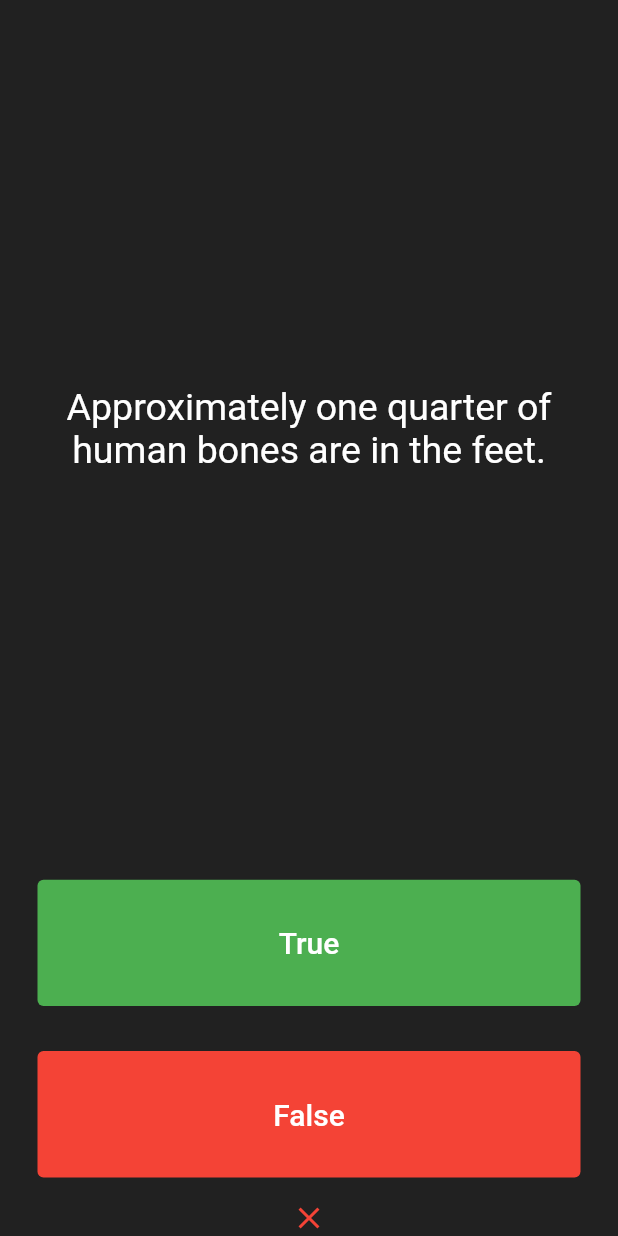
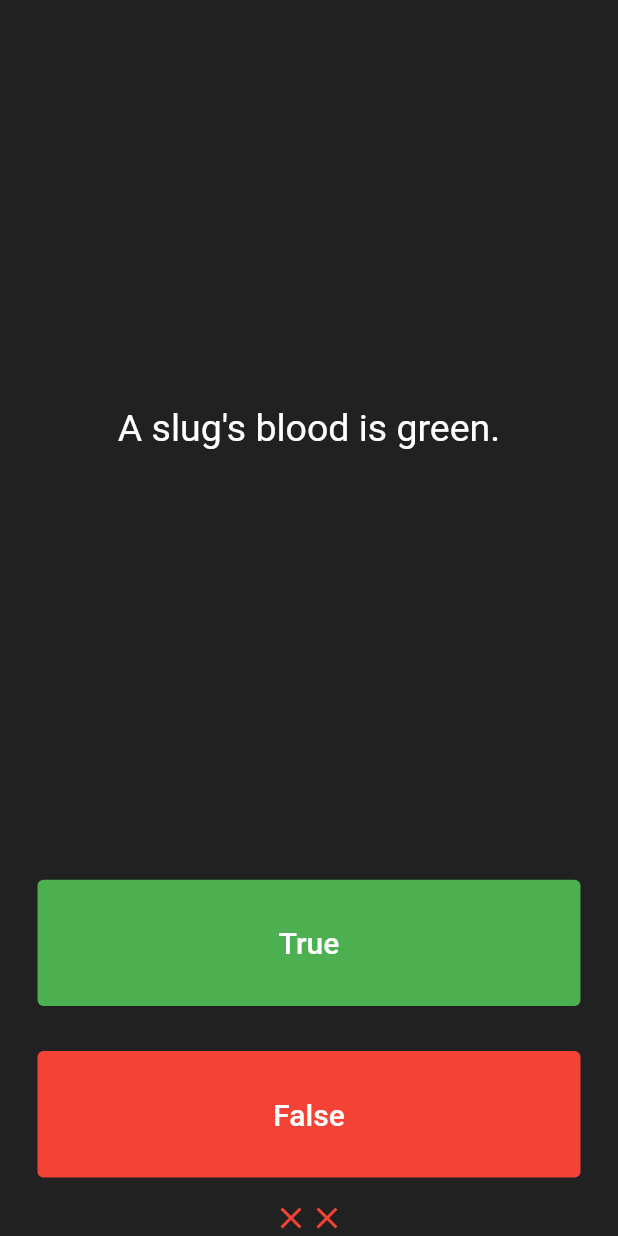
Before and after one commit to TilakParajiya/Quizzier, a Flutter app: the screen it shows after launch, after a tap on "True", after a tap on "False", on a phone screen of 412 x 824 dp. Run offline on Flutter 3.47's test engine with Material 2 defaults, Android fonts, the phone set to English and light mode, and no system bars; our stand-ins replace rflutter_alert.

Commit message:
built the mvc architecture

```diff
--- /dev/null
+++ b/lib/controllers/quizController.dart
@@ -0,0 +1,102 @@
+import 'package:flutter/material.dart';
+
+import '../models/questionModel.dart';
+
+class QuizController {
+  List<Icon> _scoreKeeper = [];
+  int _questionIndex = 0;
+  bool correctAnswer;
+  final List<Question> questions = [
+    Question(
+        correctAnswer: false,
+        questionString: 'You can lead a cow down stairs but not up stairs.'),
+    Question(
+        correctAnswer: true,
+        questionString:
+            'Approximately one quarter of human bones are in the feet.'),
+    Question(correctAnswer: true, questionString: 'A slug\'s blood is green.'),
+    Question(
+        questionString: 'Some cats are actually allergic to humans',
+        correctAnswer: true),
+    Question(
+        questionString: 'You can lead a cow down stairs but not up stairs.',
+        correctAnswer: false),
+    Question(
+        questionString:
+            'Approximately one quarter of human bones are in the feet.',
+        correctAnswer: true),
+    Question(questionString: 'A slug\'s blood is green.', correctAnswer: true),
+    Question(
+        questionString: 'Buzz Aldrin\'s mother\'s maiden name was \"Moon\".',
+        correctAnswer: true),
+    Question(
+        questionString: 'It is illegal to pee in the Ocean in Portugal.',
+        correctAnswer: true),
+    Question(
+        questionString:
+            'No piece of square dry paper can be folded in half more than 7 times.',
+        correctAnswer: false),
+    Question(
+        questionString:
+            'In London, UK, if you happen to die in the House of Parliament, you are technically entitled to a state funeral, because the building is considered too sacred a place.',
+        correctAnswer: true),
+    Question(
+        questionString:
+            'The loudest sound produced by any animal is 188 decibels. That animal is the African Elephant.',
+        correctAnswer: false),
+    Question(
+        questionString:
+            'The total surface area of two human lungs is approximately 70 square metres.',
+        correctAnswer: true),
+    Question(
+        questionString: 'Google was originally called \"Backrub\".',
+        correctAnswer: true),
+    Question(
+        questionString:
+            'Chocolate affects a dog\'s heart and nervous system; a few ounces are enough to kill a small dog.',
+        correctAnswer: true),
+    Question(
+        questionString:
+            'In West Virginia, USA, if you accidentally hit an animal with your car, you are free to take it home to eat.',
+        correctAnswer: true),
+  ];
+
+  String getQuestion() {
+    return questions[_questionIndex].questionString;
+  }
+
+  bool getCorrectAnswer() {
+    return questions[_questionIndex].correctAnswer;
+  }
+
+  List<Icon> getScoreKeeper() {
+    return _scoreKeeper;
+  }
+
+  final _correctIcon = const Icon(
+    Icons.check,
+    color: Colors.green,
+  );
+
+  final _wrongIcon = const Icon(
+    Icons.close,
+    color: Colors.red,
+  );
+
+  bool isFinished() {
+    return _questionIndex==questions.length;
+  }
+
+  void reset() {
+    _questionIndex = 0;
+    _scoreKeeper = [];
+  }
+
+  void stateChanges(bool selectedAns) {
+    if (_questionIndex < questions.length - 1) {
+      correctAnswer = questions[_questionIndex].correctAnswer == selectedAns;
+      _scoreKeeper.add(correctAnswer ? _correctIcon : _wrongIcon);
+      _questionIndex += 1;
+    }
+  }
+}
--- a/lib/main.dart
+++ b/lib/main.dart
@@ -1,6 +1,7 @@
 import 'package:flutter/material.dart';
+import 'package:rflutter_alert/rflutter_alert.dart';
 
-import './models/questionModel.dart';
+import 'controllers/quizController.dart';
 
 void main() => runApp(Quizzler());
 
@@ -27,35 +28,7 @@ class QuizPage extends StatefulWidget {
 }
 
 class _QuizPageState extends State<QuizPage> {
-  List<Icon> _scoreKeeper = [];
-  final _correctIcon = const Icon(
-    Icons.check,
-    color: Colors.green,
-  );
-  final _wrongIcon = const Icon(
-    Icons.close,
-    color: Colors.red,
-  );
-  final List<Question> _questions = [
-    Question(
-      index: 1,
-      correctAnswer: false,
-      questionString: 'You can lead a cow down stairs but not up stairs.',
-    ),
-    Question(
-      index: 2,
-      correctAnswer: true,
-      questionString:
-          'Approximately one quarter of human bones are in the feet.',
-    ),
-    Question(
-      index: 3,
-      correctAnswer: true,
-      questionString: 'A slug\'s blood is green.',
-    ),
-  ];
-  int questionIndex = 0;
-  late bool correctAnswer;
+  QuizController controller = new QuizController();
 
   @override
   Widget build(BuildContext context) {
@@ -70,8 +43,7 @@ class _QuizPageState extends State<QuizPage> {
             padding: const EdgeInsets.all(10.0),
             child: Center(
               child: Text(
-                _questions[questionIndex].questionString,
-                textAlign: TextAlign.center,
+                controller.getQuestion(),
                 style: const TextStyle(
                   fontSize: 25.0,
                   color: Colors.white,
@@ -96,10 +68,19 @@ class _QuizPageState extends State<QuizPage> {
                 ),
               ),
               onPressed: () {
+                if (controller.isFinished()) {
+                  Alert(
+                          context: context,
+                          title: "GAME OVER",
+                          desc: "You have reached the end of this quiz.")
+                      .show();
+                }
                 setState(() {
-                  correctAnswer = _questions[questionIndex].correctAnswer ? true : false;
-                  addIcon();
-                  questionIndex += 1;
+                  if (controller.isFinished()) {
+                    controller.reset();
+                  }
+                    controller.stateChanges(true);
+
                 });
                 //The user picked true.
               },
@@ -122,9 +103,20 @@ class _QuizPageState extends State<QuizPage> {
               ),
               onPressed: () {
                 //The user picked false.
-                correctAnswer = !_questions[questionIndex].correctAnswer ? true : false;
-                addIcon();
-                questionIndex += 1;
+                if (controller.isFinished()) {
+                Alert(
+                    context: context,
+                    title: "GAME OVER",
+                    desc: "You have reached the end of this quiz.")
+                    .show();
+                }
+                setState(() {
+                  if (controller.isFinished()) {
+
+                    controller.reset();
+                  }
+                  controller.stateChanges(false);
+                });
               },
             ),
           ),
@@ -132,14 +124,10 @@ class _QuizPageState extends State<QuizPage> {
         // Score Keeper
         Row(
           mainAxisAlignment: MainAxisAlignment.center,
-          children: _scoreKeeper,
+          children: controller.getScoreKeeper(),
         )
       ],
     );
-  }
-
-  void addIcon() {
-    _scoreKeeper.add(correctAnswer ? _correctIcon : _wrongIcon);
   }
 }
 
--- a/lib/models/questionModel.dart
+++ b/lib/models/questionModel.dart
@@ -1,7 +1,6 @@
 class Question{
-  late int index;
-  late String questionString;
-  late bool correctAnswer;
+  String questionString;
+  bool correctAnswer;
 
-  Question({required this.index, required this.correctAnswer, required this.questionString});
+  Question({this.questionString, this.correctAnswer});
 }
--- a/pubspec.yaml
+++ b/pubspec.yaml
@@ -19,6 +19,7 @@ dependencies:
   # The following adds the Cupertino Icons font to your application.
   # Use with the CupertinoIcons class for iOS style icons.
   cupertino_icons: ^0.1.2
+  rflutter_alert: ^2.0.4
 
 dev_dependencies:
   flutter_test:
```
